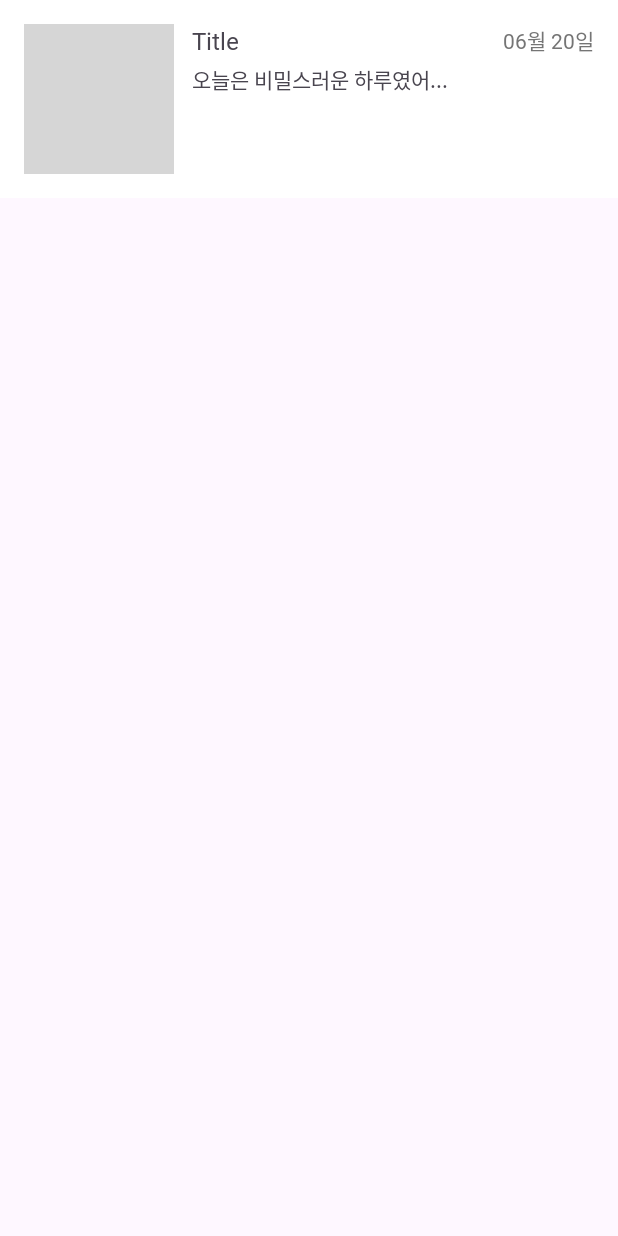
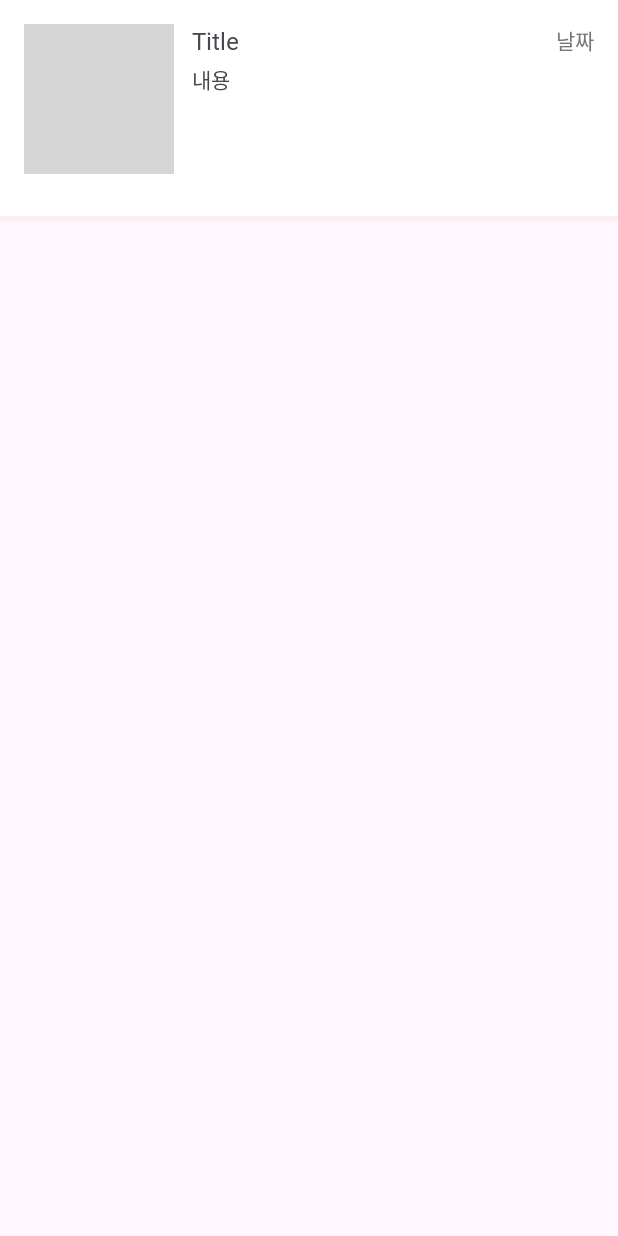
Before and after one commit to jaeee25/Momentory, an Android app: the layout item_secret_post.xml on its own in the app's theme, with its tools: preview values and no code run, on a phone screen of 412 x 824 dp. Run offline under Robolectric (Android 15) with nearby library versions, the light colour scheme and no system bars; grey boxes are pictures that could not be loaded.

Commit message:
1120-1차

```diff
--- a/app/src/main/java/com/example/momentory/SecretDiaryFragment.kt
+++ b/app/src/main/java/com/example/momentory/SecretDiaryFragment.kt
@@ -16,8 +16,8 @@ class SecretDiaryFragment : Fragment() {
 
     private val postList = listOf(
         // 비밀 일기의 샘플 데이터
-        Post("비밀 일기 1", "06월 20일", "김철수", "오늘은 비밀스러운 하루였어...", "image_url", 5, 3),
-        Post("비밀 일기 2", "08월 18일", "박영희", "내 마음속의 이야기를 적어본다...", "image_url", 2, 1)
+        Post("비밀 일기 1", "11월 20일", "", "시험이 안끝난다", "image_url", 0, 0),
+        Post("비밀 일기 2", "11월 18일", "", "과제가 안끝난다", "image_url", 0, 0)
     )
 
     override fun onCreateView(
@@ -30,7 +30,6 @@ class SecretDiaryFragment : Fragment() {
         binding.recyclerView.adapter = PostAdapter(postList, PostAdapter.VIEW_TYPE_SECRET)
         binding.recyclerView.layoutManager = LinearLayoutManager(requireContext())
 
-
         return binding.root
     }
 
--- a/app/src/main/res/layout/item_secret_post.xml
+++ b/app/src/main/res/layout/item_secret_post.xml
@@ -2,9 +2,14 @@
     xmlns:android="http://schemas.android.com/apk/res/android"
     android:layout_width="match_parent"
     android:layout_height="wrap_content"
+    android:orientation="vertical"
+    android:background="@android:color/white">
+
+    <LinearLayout
+        android:layout_width="match_parent"
+        android:layout_height="wrap_content"
         android:orientation="horizontal"
-    android:padding="16dp"
-    android:background="@android:color/white">
+        android:padding="16dp">
 
         <!-- Post Image -->
         <ImageView
@@ -43,7 +48,7 @@
                     android:id="@+id/post_date"
                     android:layout_width="wrap_content"
                     android:layout_height="wrap_content"
-                android:text="06월 20일"
+                    android:text="날짜"
                     android:textSize="14sp"
                     android:textColor="#757575"
                     android:layout_gravity="center_vertical" />
@@ -54,9 +59,17 @@
                 android:id="@+id/post_content"
                 android:layout_width="match_parent"
                 android:layout_height="wrap_content"
-            android:text="오늘은 비밀스러운 하루였어..."
+                android:text="내용"
                 android:textSize="14sp"
                 android:maxLines="2"
                 android:ellipsize="end" />
         </LinearLayout>
     </LinearLayout>
+
+    <!-- Divider -->
+    <View
+        android:layout_width="match_parent"
+        android:layout_height="3dp"
+        android:background="@color/light_pink"
+        android:layout_marginTop="12dp" />
+</LinearLayout>
```
Lines whose indentation alone changed are shown as unchanged.
